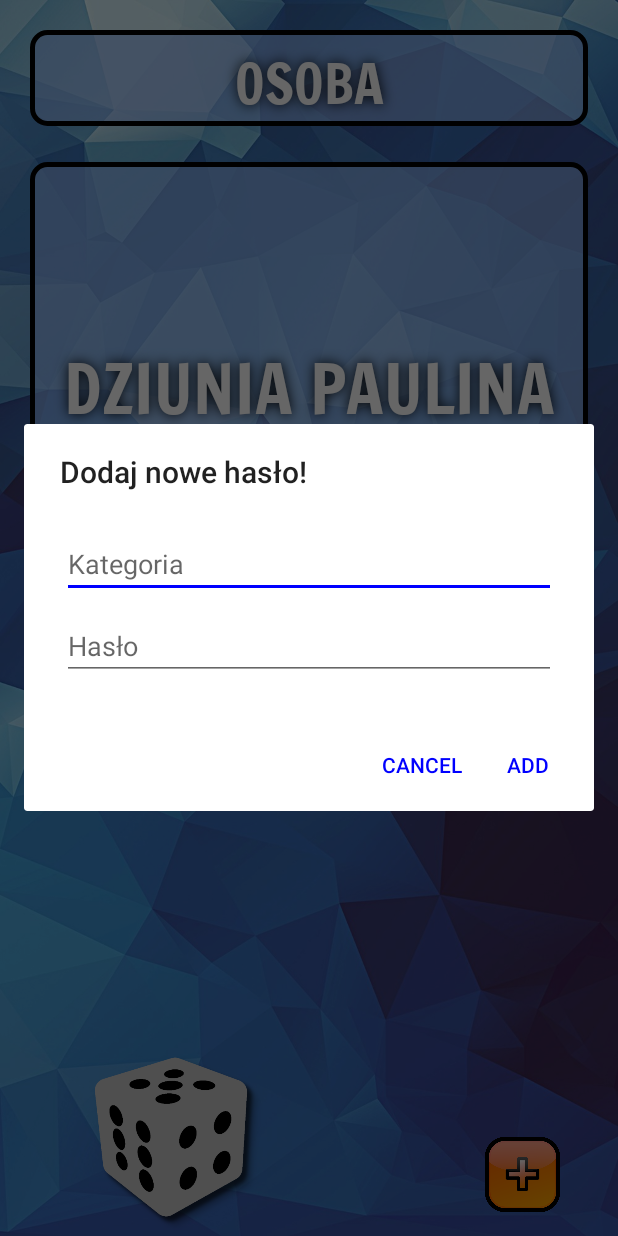
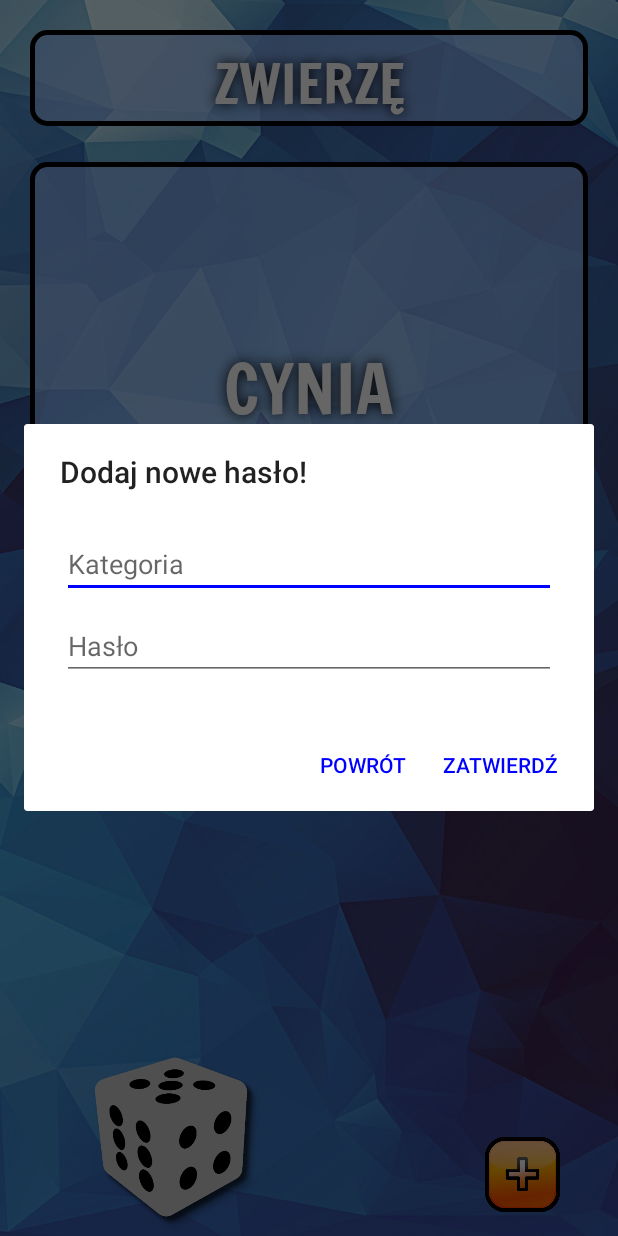
Before and after one commit to SzymG/AjjKalamba, an Android app: the HomeActivity screen opened directly, with no data from a screen before it, after a tap on an icon or button, on a phone screen of 412 x 824 dp. Run offline under Robolectric (Android 15) with nearby library versions, the light colour scheme and no system bars; Roboto replaces fonts that are not available here; 1 other tap on this screen came first.

Commit message:
Possibility of adding new words

```diff
--- a/app/src/main/java/com/example/szymo/ajjkalamba/AddDialog.java
+++ b/app/src/main/java/com/example/szymo/ajjkalamba/AddDialog.java
@@ -1,33 +1,38 @@
 package com.example.szymo.ajjkalamba;
 
+import android.app.Activity;
 import android.app.AlertDialog;
 import android.app.Dialog;
 import android.content.DialogInterface;
 import android.os.Bundle;
 import android.support.v7.app.AppCompatDialogFragment;
-import android.text.Layout;
 import android.view.LayoutInflater;
 import android.view.View;
+import android.widget.Button;
 import android.widget.EditText;
+import android.widget.Toast;
 
 public class AddDialog extends AppCompatDialogFragment {
 
     private EditText editTextKategoria, editTextHasło;
+    private  AlertDialog.Builder builder;
+    private View view;
 
     @Override
     public Dialog onCreateDialog(Bundle savedInstanceState) {
-        AlertDialog.Builder builder = new AlertDialog.Builder(getActivity());
+
+        builder = new AlertDialog.Builder(getActivity());
         LayoutInflater inflater = getActivity().getLayoutInflater();
-        View view = inflater.inflate(R.layout.layout_dialog, null);
-        builder.setView(view).setTitle("Dodaj nowe hasło!").setNegativeButton("Cancel", new DialogInterface.OnClickListener() {
+        view = inflater.inflate(R.layout.layout_dialog, null);
+        builder.setView(view).setTitle("Dodaj nowe hasło!").setNegativeButton("Powrót", new DialogInterface.OnClickListener() {
             @Override
             public void onClick(DialogInterface dialog, int which) {
 
             }
-        }).setPositiveButton("Add", new DialogInterface.OnClickListener() {
+        })
+        .setPositiveButton("Zatwierdź", new DialogInterface.OnClickListener() {
             @Override
             public void onClick(DialogInterface dialog, int which) {
-
             }
         });
 
@@ -35,4 +40,40 @@ public class AddDialog extends AppCompatDialogFragment {
         editTextHasło = view.findViewById(R.id.word);
         return builder.create();
     }
+
+    @Override   //Przeciążenie kliknięcia na przycisk zatwierdz
+    public void onResume()
+    {
+        super.onResume();
+        final AlertDialog d = (AlertDialog)getDialog();
+        if(d != null)
+        {
+            Button positiveButton = (Button) d.getButton(Dialog.BUTTON_POSITIVE);
+            positiveButton.setOnClickListener(new View.OnClickListener()
+            {
+                @Override
+                public void onClick(View v)
+                {
+                    Boolean wantToCloseDialog = false;
+                    //Do stuff, possibly set wantToCloseDialog to true then...
+                    if(editTextKategoria.getText().toString().compareTo("") == 0){
+                        Toast.makeText(getContext(),"Wpisz nazwę kategorii!", Toast.LENGTH_SHORT).show();
+                    }
+                    else if (editTextHasło.getText().toString().compareTo("") == 0){
+                        Toast.makeText(getContext(),"Wpisz hasło!", Toast.LENGTH_SHORT).show();
+                    }else{
+                        wantToCloseDialog = true;
+                        HomeActivity ha = (HomeActivity) getActivity();
+                        ha.insertNew(editTextKategoria.getText().toString(),
+                                editTextHasło.getText().toString());
+                        Toast.makeText(getContext(),"Pomyślnie dodano nowe hasło!", Toast.LENGTH_SHORT).show();
+                    }
+
+                    if(wantToCloseDialog)
+                        d.dismiss();
+                    //else dialog stays open. Make sure you have an obvious way to close the dialog especially if you set cancellable to false.
+                }
+            });
+        }
+    }
 }
--- a/app/src/main/java/com/example/szymo/ajjkalamba/HomeActivity.java
+++ b/app/src/main/java/com/example/szymo/ajjkalamba/HomeActivity.java
@@ -53,16 +53,27 @@ public class HomeActivity extends AppCompatActivity {
         });
 
         db = new DatabaseHelper(this);
-        db.clear();
-        db.insertData("Osoba", "Gryfica Gnilda Bauza");
-        db.insertData("Osoba", "Flubbershy Nikodem");
-        db.insertData("Osoba","Bumfight Sparkle Gągor");
-        db.insertData("Osoba","Dziunia Paulina");
-        db.insertData("Osoba","Bumple Jack Krysia");
-        db.insertData("Osoba", "Bimkie Guy Śmigło");
-        db.insertData("Osoba","Random Bash");
+        //db.clear();
 
+        Cursor c = db.vievData();
 
+        if(c.getCount() == 0){
+
+            /*db.insertData("Osoba", "Gryfica Gnilda Bauza");
+            db.insertData("Osoba", "Flubbershy Nikodem");
+            db.insertData("Osoba","Bumfight Sparkle Gągor");
+            db.insertData("Osoba","Dziunia Paulina");
+            db.insertData("Osoba","Bumple Jack Krysia");
+            db.insertData("Osoba", "Bimkie Guy Śmigło");
+            db.insertData("Osoba","Random Bash")*/;
+            db.insertData("Osoba","Szymon");
+            db.insertData("Osoba","Marta");
+            db.insertData("Osoba","Paulina");
+            db.insertData("Zwierzę","Cynia");
+            db.insertData("Zwierzę","Krysia");
+            db.insertData("Osoba","Mama");
+            db.insertData("Osoba","Tata");
+        }
 
         listItem = new ArrayList<>();
         rand = new Random();
@@ -79,15 +90,23 @@ public class HomeActivity extends AppCompatActivity {
     private void viewData() {
 
         this.cursor = db.vievData();
+        this.listItem.clear();
 
         if (cursor.getCount() == 0){
             Toast.makeText(this,"Brak haseł", Toast.LENGTH_SHORT).show();
         }else{
-            while(cursor.moveToNext()){
+            while(cursor.moveToNext()) {
                 listItem.add(cursor.getString(1));
                 listItem.add(cursor.getString(2));
             }
+
         }
+    }
+
+    public void insertNew(String kat, String has){
+
+        db.insertData(kat,has);
+        viewData();
     }
 
     @Override
--- a/app/src/main/res/layout/layout_dialog.xml
+++ b/app/src/main/res/layout/layout_dialog.xml
@@ -20,4 +20,5 @@
         android:hint="Hasło"
         android:layout_alignParentLeft="true"
         android:layout_marginLeft="0dp" />
+
 </RelativeLayout>
--- a/app/src/main/res/values/colors.xml
+++ b/app/src/main/res/values/colors.xml
@@ -16,4 +16,5 @@
  <color name="colorAccent">#0000FF</color>
  <color name="colorPrimary">#1e74ff</color>
  <color name="colorPrimaryDark">#000000</color>
+ <color name="AlphaBlue">#AA97bdfc</color>
 </resources>
```
Also changed, not shown: app/src/main/res/drawable/add.png.
